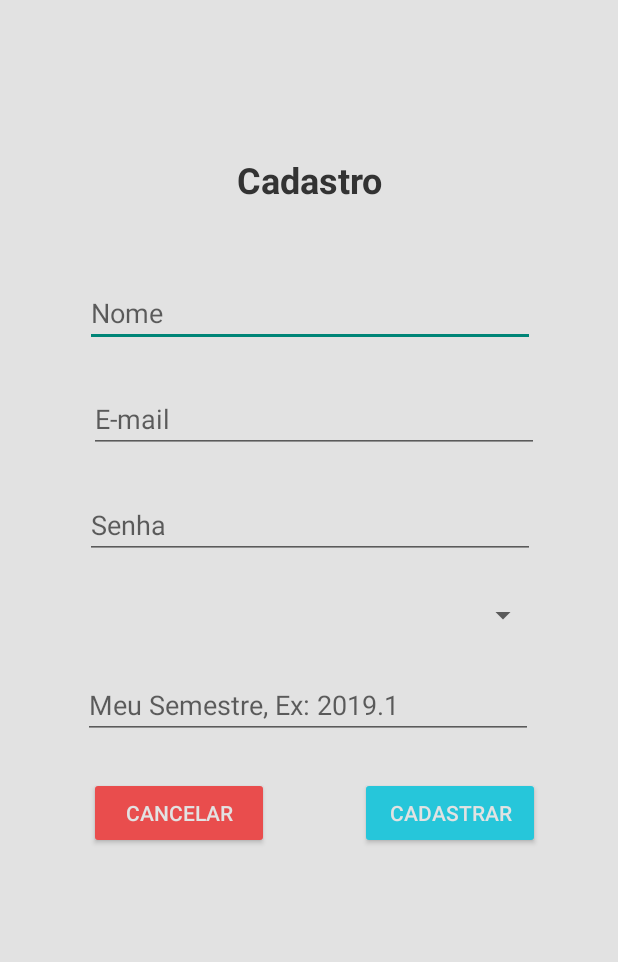
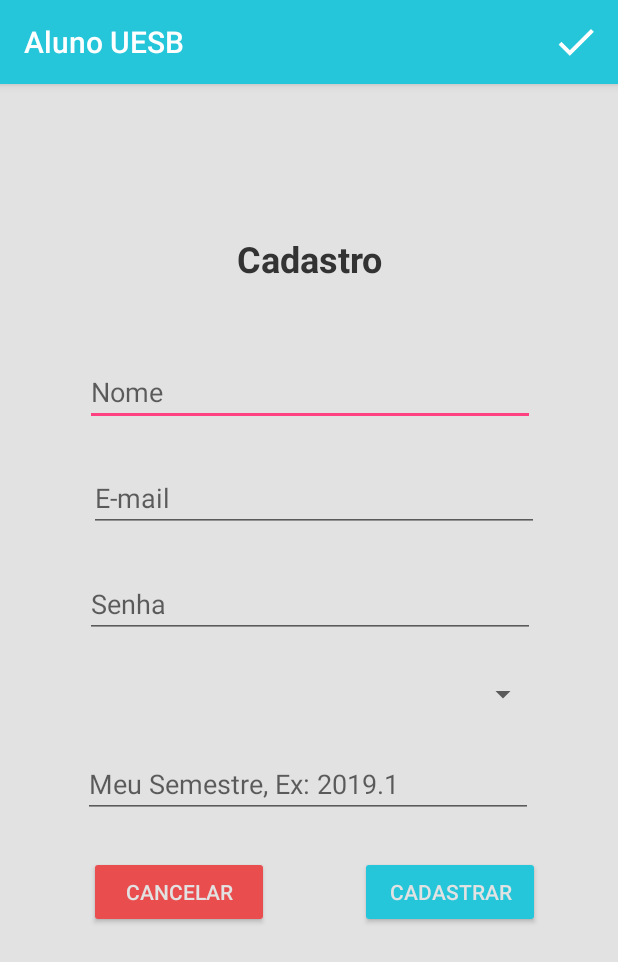
Before and after one commit to cassiomeira12/AlunoUESB, an Android app: the screen it shows after launch (CadastroActivity), after a tap on "Cadastre-se", on a phone screen of 412 x 824 dp. Shown: the top 962 px of the screen. Run offline under Robolectric (Android 15) with nearby library versions, the phone set to English and light mode, and no system bars; libraries missing offline, so code that uses them is left out: com.weiwangcn.betterspinner; plain views replace BetterSpinner; 2 statements that could not run were skipped.

Commit message:
correção de erro entre mudança de Activities

```diff
--- a/app/build.gradle
+++ b/app/build.gradle
@@ -27,7 +27,7 @@ dependencies {
     implementation 'com.android.support.constraint:constraint-layout:1.1.3'
     implementation 'com.weiwangcn.betterspinner:library-material:1.1.0' //dependencia antiga do Spinner
     implementation 'com.google.firebase:firebase-core:16.0.8'
-    implementation 'com.weiwangcn.betterspinner:library:1.1.0' // dependencia nova do Spinner
+    implementation 'com.weiwangcn.betterspinner:library:1.1.0' // dependencia nova do Spinner, porém depende da antiga
 }
 
 apply plugin: 'com.google.gms.google-services'
--- a/app/src/main/AndroidManifest.xml
+++ b/app/src/main/AndroidManifest.xml
@@ -10,7 +10,7 @@
         android:supportsRtl="true"
         android:theme="@style/AppTheme">
         <activity android:name=".activity.LoginActivity" android:theme="@style/Theme.AppCompat.Light.NoActionBar"/>
-        <activity android:name=".activity.CadastroActivity" android:theme="@style/Theme.AppCompat.Light.NoActionBar" />
+        <activity android:name=".activity.CadastroActivity" />
         <activity android:name=".activity.PrincipalActivity">
             <intent-filter>
                 <action android:name="android.intent.action.MAIN" />
--- a/app/src/main/java/com/example/cassio/alunouesb/activity/PrincipalActivity.java
+++ b/app/src/main/java/com/example/cassio/alunouesb/activity/PrincipalActivity.java
@@ -61,8 +61,8 @@ public class PrincipalActivity extends AppCompatActivity {
 
         } else {
 
-            this.intent = new Intent(this, LoginActivity.class);
-            startActivityForResult(intent, REQUEST_NOVO_USUARIO);
+            Intent telaLogin = new Intent(this, LoginActivity.class);
+            startActivity(telaLogin);
 
         }
 
```
Also changed, not shown: app/src/main/java/com/example/cassio/alunouesb/activity/CadastroActivity.java (+5 -7 lines).
